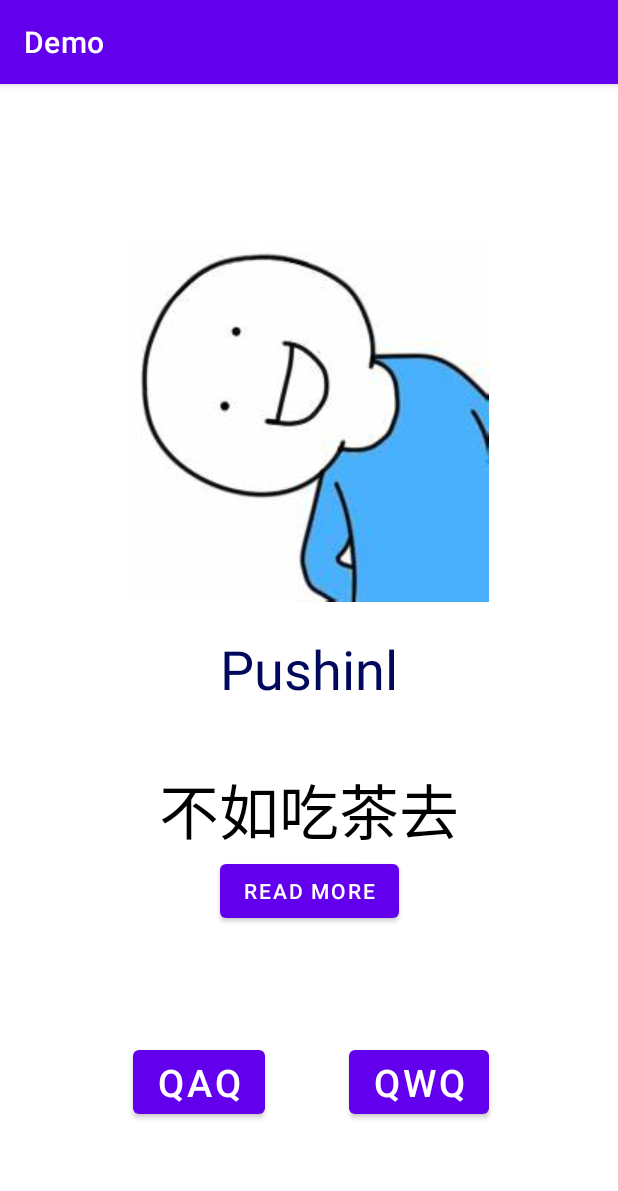
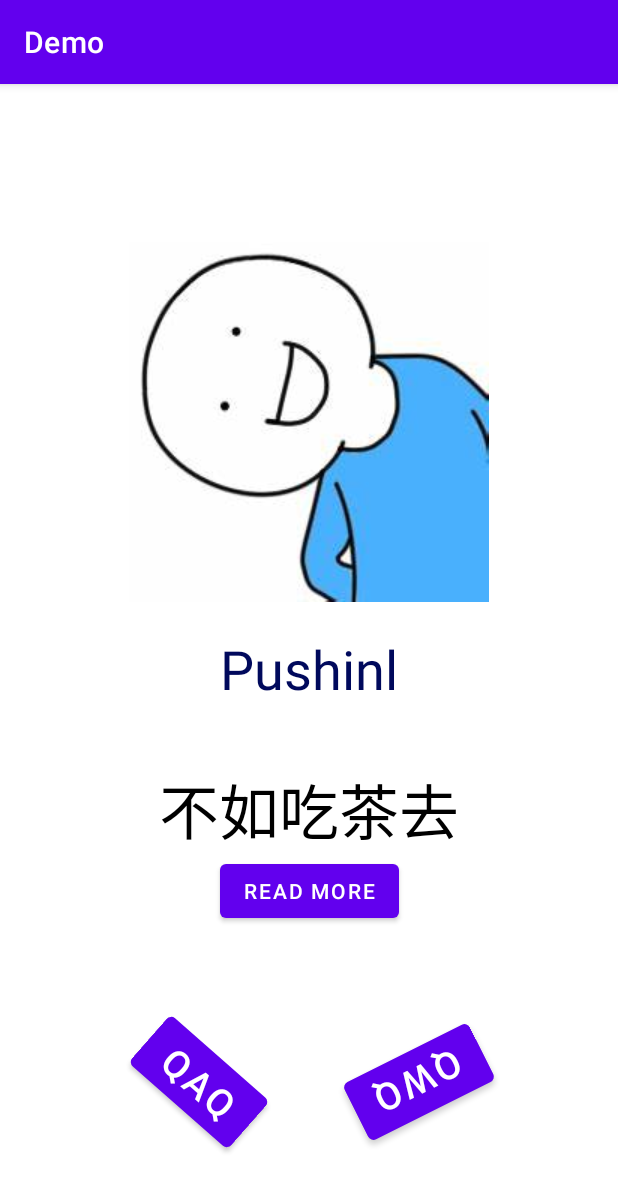
Before and after one commit to pushinl/PushinlSpace, an Android app: the MineActivity screen opened directly, with no data from a screen before it, after a tap on "QAQ", on a phone screen of 412 x 824 dp. Shown: the top 1191 px of the screen. Run offline under Robolectric (Android 15) with nearby library versions, the phone set to English and light mode, and no system bars; 2 other taps on this screen came first.

Commit message:
Optimize Onclick

```diff
--- a/app/src/main/java/com/example/demo/MineActivity.java
+++ b/app/src/main/java/com/example/demo/MineActivity.java
@@ -8,31 +8,27 @@ import android.widget.Toast;
 
 import androidx.appcompat.app.AppCompatActivity;
 
-public class MineActivity extends AppCompatActivity implements View.OnClickListener {
+public class MineActivity extends AppCompatActivity {
 
     @Override
     protected void onCreate(Bundle savedInstanceState) {
         super.onCreate(savedInstanceState);
         setContentView(R.layout.activity_mine);
-        Button readmore_btn = findViewById(R.id.read_more_btn);
-        readmore_btn.setOnClickListener(this);
-        Button left_btn = findViewById(R.id.left_btn);
-        left_btn.setOnClickListener(this);
-        Button right_btn = findViewById(R.id.right_btn);
-        right_btn.setOnClickListener(this);
-    }
-
-    @Override
-    public void onClick(View v) {
-        if (v.getId() == R.id.read_more_btn) {
+        findViewById(R.id.read_more_btn).setOnClickListener(v -> {
             Toast.makeText(this, "好耶！", Toast.LENGTH_SHORT).show();
             Intent rm_intent = new Intent(this, ReadmoreActivity.class);
             startActivity(rm_intent);
-        } else if (v.getId() == R.id.left_btn) {
+        });
+        findViewById(R.id.left_btn).setOnClickListener(v -> {
+            v.setRotation(0);
+            v.animate().rotationBy(360).setDuration(10_000L).start();
             Toast.makeText(this, "打了左脸！不讲武德", Toast.LENGTH_SHORT).show();
-        } else if (v.getId() == R.id.right_btn) {
+        });
+        findViewById(R.id.right_btn).setOnClickListener(v -> {
+            v.setRotation(0);
+            v.animate().rotationBy(360).setDuration(10_000L).start();
             Toast.makeText(this, "打了右脸！耗子尾汁", Toast.LENGTH_SHORT).show();
-        }
+        });
     }
 
 }
```
